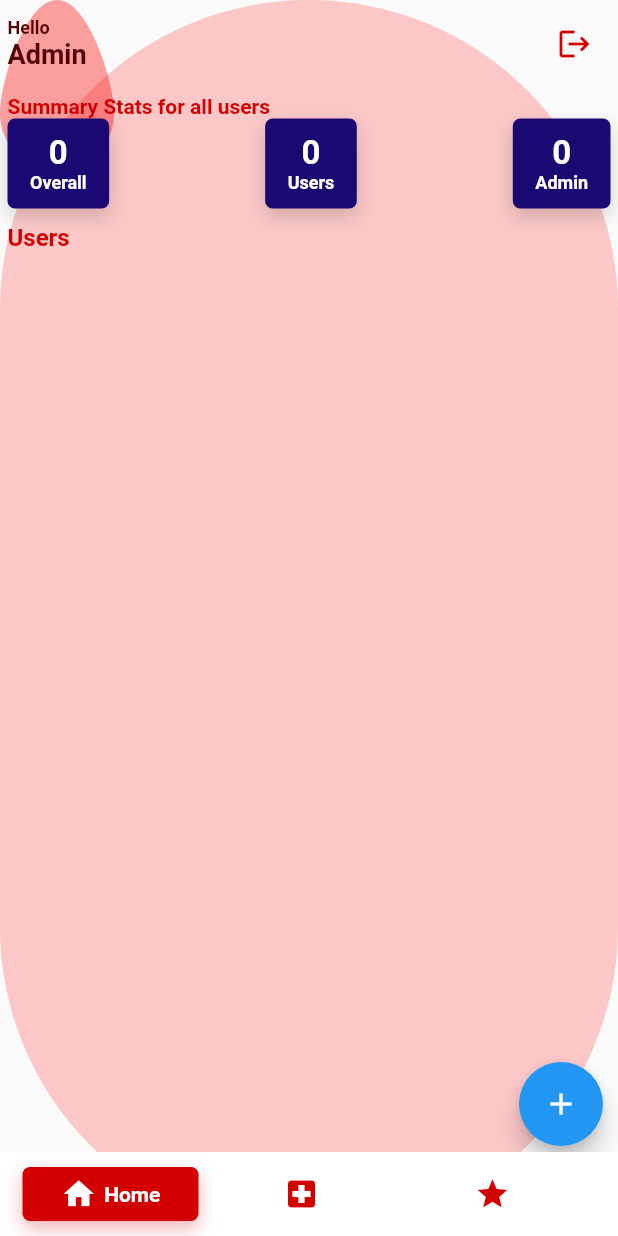
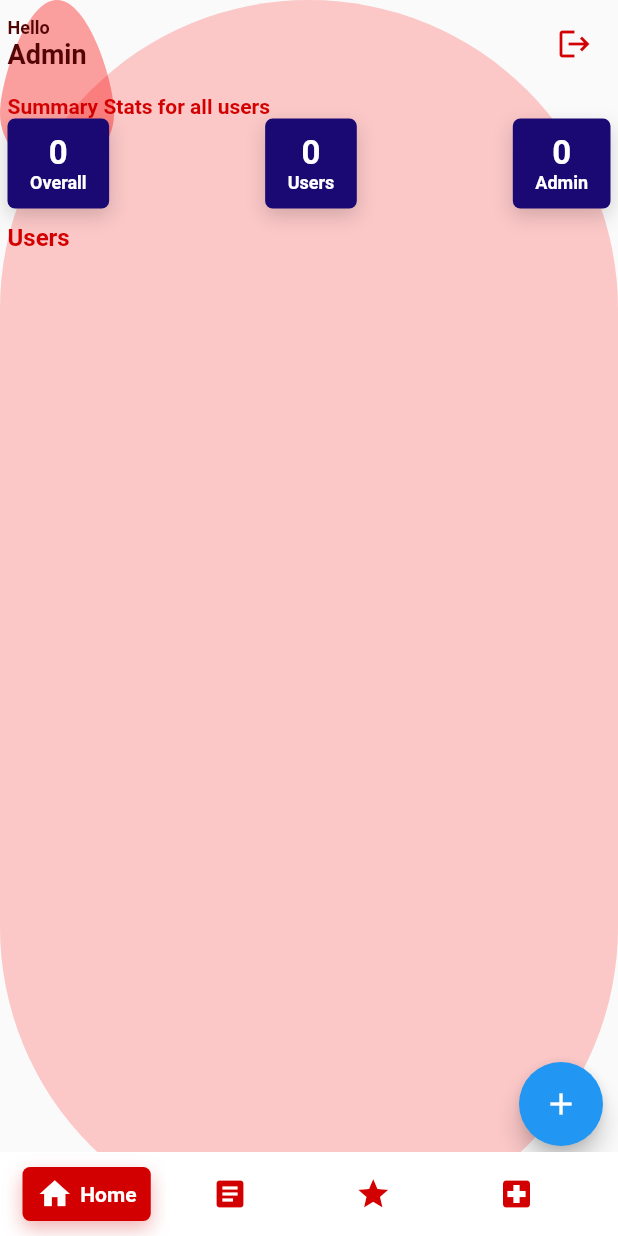
Before and after one commit to phil196000/selfcare, a Flutter app: the AdminMain screen opened directly, on a phone screen of 412 x 824 dp. Run offline on Flutter 3.47's test engine with Material 2 defaults, Android fonts, the phone set to English and light mode, and no system bars; drawn by our look-alikes of persistent_bottom_nav_bar; our stand-ins replace carousel_slider, charts_flutter, cloud_firestore, dropdown_search, firebase_auth, firebase_core and 14 more; missing offline and left inert: adobe_xd, crypt, encrypt, flutter_downloader; accounts and stored records are empty; Roboto replaces fonts that are missing (Segoe UI).

Commit message:
working on hospital

```diff
--- a/lib/Navigation/AdminBottomNav.dart
+++ b/lib/Navigation/AdminBottomNav.dart
@@ -14,6 +14,7 @@ import 'package:selfcare/Screens/Home.dart';
 import 'package:selfcare/Screens/Settings.dart';
 import 'package:selfcare/Theme/DefaultColors.dart';
 import 'package:selfcare/redux/AppState.dart';
+import 'package:selfcare/Screens/Admin/Hospitals.dart';
 
 class AdminMain extends StatefulWidget {
   @override
@@ -64,7 +65,8 @@ class _AdminMainState extends State<AdminMain> {
           });
         },
       ),
-      Rating()
+      Rating(),
+      Hospitals()
 
       // Search(),
       // Community(),
@@ -86,7 +88,7 @@ class _AdminMainState extends State<AdminMain> {
           textStyle: TextStyle(fontWeight: FontWeight.bold)),
       PersistentBottomNavBarItem(
           icon: Icon(
-            Icons.local_hospital,
+            Icons.article,
             color: selected == 1 ? defaultColors.white : defaultColors.primary,
           ),
           title: "Health Tips",
@@ -101,6 +103,17 @@ class _AdminMainState extends State<AdminMain> {
             color: selected == 2 ? defaultColors.white : defaultColors.primary,
           ),
           title: "Ratings",
+          // activeColorAlternate: defaultColors.white,
+          // activeColor: defaultColors.primary,
+          // inactiveColor: defaultColors.primary,
+          contentPadding: 0,
+          textStyle: TextStyle(fontWeight: FontWeight.bold)),
+      PersistentBottomNavBarItem(
+          icon: Icon(
+            Icons.local_hospital,
+            color: selected == 3 ? defaultColors.white : defaultColors.primary,
+          ),
+          title: "Hospital",
           // activeColorAlternate: defaultColors.white,
           // activeColor: defaultColors.primary,
           // inactiveColor: defaultColors.primary,
@@ -132,7 +145,7 @@ class _AdminMainState extends State<AdminMain> {
               curve: Curves.ease,
               duration: Duration(milliseconds: 200),
             ),
-            itemCount: 3,
+            itemCount: 4,
             customWidget: CustomNavBarWidget(
               items: _navBarsItems(),
               selectedIndex: selected,
--- /dev/null
+++ b/lib/Screens/Admin/AddHospital.dart
@@ -0,0 +1 @@
+import 'package:flutter/material.dart';
--- a/lib/Screens/Admin/UserModal.dart
+++ b/lib/Screens/Admin/UserModal.dart
@@ -109,7 +109,7 @@ class _UserFormDialogState extends State<UserFormDialog> {
       'gender': gender,
       'roles': checked,
       'location': {'name': area.text.toUpperCase().trim(), 'region': region},
-      'int created_at': DateTime.now().millisecondsSinceEpoch,
+      'created_at': DateTime.now().millisecondsSinceEpoch,
       'user_id': users.id,
       'updated': [],
       'online': false
--- a/lib/Screens/Record.dart
+++ b/lib/Screens/Record.dart
@@ -511,7 +511,7 @@ class _RecordState extends State<Record> {
                                                     .height *
                                                 0.002)),
                                 Visibility(
-                                  visible: false,
+                                  visible: widget.title == 'Body Weight',
                                   child: Row(
                                     children: [
                                       Container(
--- a/lib/redux/middleware.dart
+++ b/lib/redux/middleware.dart
@@ -357,6 +357,7 @@ void fetchChats(Store<AppState> store, action, NextDispatcher next) {
 
 void fetchRatings(Store<AppState> store, action, NextDispatcher next) {
   if (action is RatingsAction) {
+
     Query tips = FirebaseFirestore.instance
         .collection('ratings')
         .orderBy('created_at', descending: true);
--- a/pubspec.yaml
+++ b/pubspec.yaml
@@ -15,7 +15,7 @@ publish_to: 'none' # Remove this line if you wish to publish to pub.dev
 # In iOS, build-name is used as CFBundleShortVersionString while build-number used as CFBundleVersion.
 # Read more about iOS versioning at
 # https://developer.apple.com/library/archive/documentation/General/Reference/InfoPlistKeyReference/Articles/CoreFoundationKeys.html
-version: 1.0.0+1
+version: 1.0.0+4
 
 environment:
   sdk: ">=2.12.0 <3.0.0"
```
Also changed, not shown: lib/Screens/Admin/Hospitals.dart (added, +343 -0 lines).
